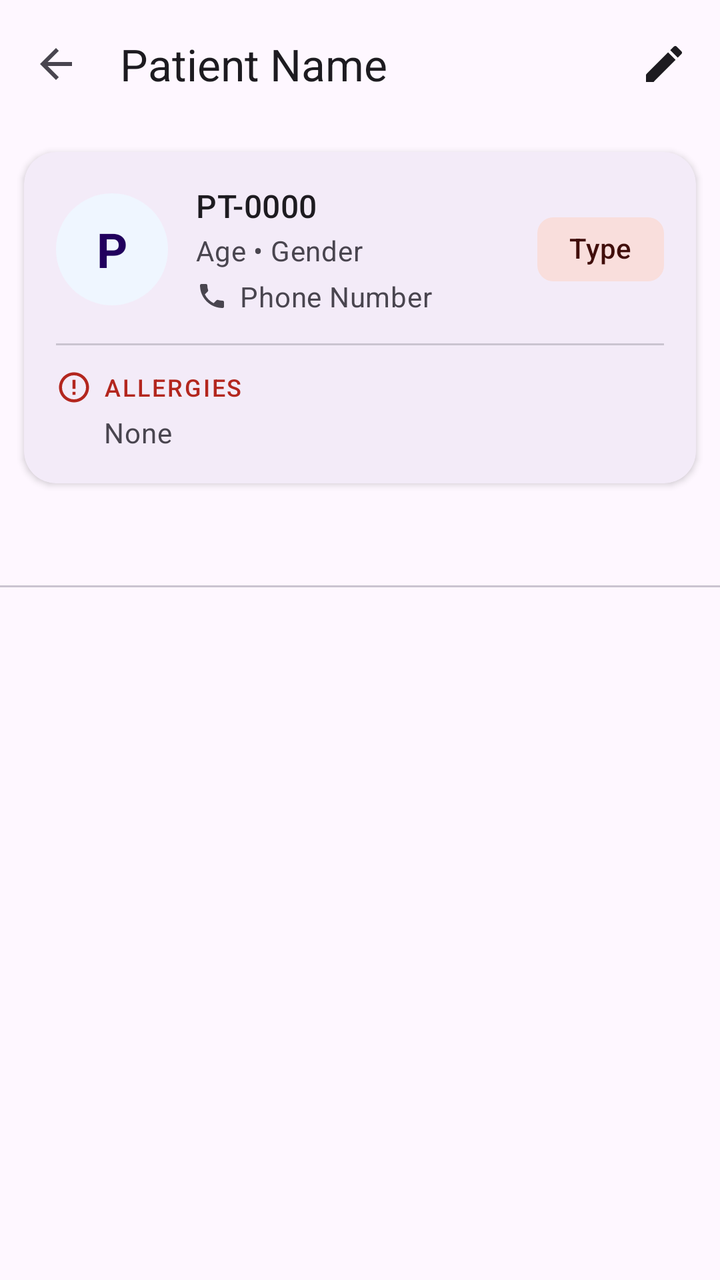
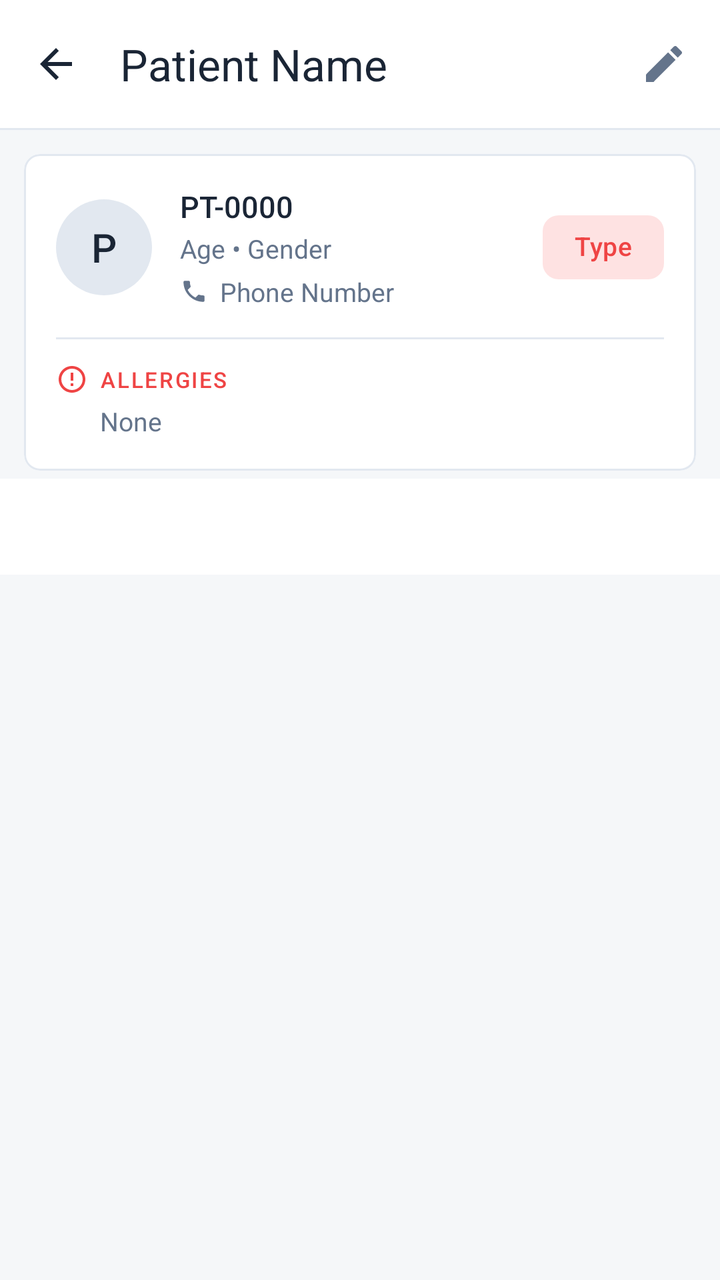

Two renders of the same Android screen: before a commit and after it. Below are the layout's source before the change and the commit's diff.
<!-- AndroidManifest.xml: activity theme Theme.Healthcare_app -->
<!-- res/layout/activity_patient_detail.xml -->
<?xml version="1.0" encoding="utf-8"?>
<LinearLayout xmlns:android="http://schemas.android.com/apk/res/android"
    xmlns:app="http://schemas.android.com/apk/res-auto"
    android:layout_width="match_parent"
    android:layout_height="match_parent"
    android:fitsSystemWindows="true"
    android:orientation="vertical">

    
    <com.google.android.material.appbar.MaterialToolbar
        android:id="@+id/toolbar"
        android:layout_width="match_parent"
        android:layout_height="?attr/actionBarSize"
        app:navigationIcon="@drawable/ic_arrow_back"
        app:title="Patient Name">

        <ImageView
            android:id="@+id/btnToolbarEdit"
            android:layout_width="wrap_content"
            android:layout_height="wrap_content"
            android:layout_gravity="end"
            android:padding="16dp"
            android:background="?attr/selectableItemBackgroundBorderless"
            android:src="@drawable/ic_edit_24"
            app:tint="?attr/colorOnSurface" />

    </com.google.android.material.appbar.MaterialToolbar>

    
    <com.google.android.material.card.MaterialCardView
        android:layout_width="match_parent"
        android:layout_height="wrap_content"
        android:layout_marginStart="12dp"
        android:layout_marginEnd="12dp"
        android:layout_marginTop="12dp"
        android:layout_marginBottom="4dp"
        app:cardElevation="2dp"
        app:cardCornerRadius="16dp"
        app:strokeWidth="0dp">

        <LinearLayout
            android:layout_width="match_parent"
            android:layout_height="wrap_content"
            android:orientation="vertical"
            android:padding="16dp">

            
            <LinearLayout
                android:layout_width="match_parent"
                android:layout_height="wrap_content"
                android:orientation="horizontal"
                android:gravity="center_vertical">

                
                <TextView
                    android:id="@+id/avatar"
                    android:layout_width="56dp"
                    android:layout_height="56dp"
                    android:background="@drawable/circle_avatar_bg"
                    android:gravity="center"
                    android:text="P"
                    android:textColor="?attr/colorOnPrimaryContainer"
                    android:textSize="24sp"
                    android:textStyle="bold" />

                
                <LinearLayout
                    android:layout_width="0dp"
                    android:layout_height="wrap_content"
                    android:layout_weight="1"
                    android:orientation="vertical"
                    android:layout_marginStart="14dp">

                    <TextView
                        android:id="@+id/patientId"
                        android:layout_width="wrap_content"
                        android:layout_height="wrap_content"
                        android:text="PT-0000"
                        android:textAppearance="?attr/textAppearanceTitleMedium"
                        android:textColor="?attr/colorOnSurface" />

                    <TextView
                        android:id="@+id/patientDemographics"
                        android:layout_width="wrap_content"
                        android:layout_height="wrap_content"
                        android:text="Age • Gender"
                        android:textAppearance="?attr/textAppearanceBodyMedium"
                        android:textColor="?attr/colorOnSurfaceVariant"
                        android:layout_marginTop="2dp" />

                    <LinearLayout
                        android:layout_width="wrap_content"
                        android:layout_height="wrap_content"
                        android:orientation="horizontal"
                        android:gravity="center_vertical"
                        android:layout_marginTop="4dp">

                        <ImageView
                            android:id="@+id/phoneIcon"
                            android:layout_width="16dp"
                            android:layout_height="16dp"
                            android:src="@drawable/ic_phone"
                            app:tint="?attr/colorOnSurfaceVariant" />

                        <TextView
                            android:id="@+id/patientPhone"
                            android:layout_width="wrap_content"
                            android:layout_height="wrap_content"
                            android:layout_marginStart="6dp"
                            android:text="Phone Number"
                            android:textAppearance="?attr/textAppearanceBodyMedium"
                            android:textColor="?attr/colorOnSurfaceVariant" />

                    </LinearLayout>

                </LinearLayout>

                
                <com.google.android.material.chip.Chip
                    android:id="@+id/bloodType"
                    android:layout_width="wrap_content"
                    android:layout_height="wrap_content"
                    android:text="Type"
                    android:textAppearance="?attr/textAppearanceLabelLarge"
                    app:chipBackgroundColor="?attr/colorErrorContainer"
                    android:textColor="?attr/colorOnErrorContainer"
                    app:chipStrokeWidth="0dp"
                    app:ensureMinTouchTargetSize="false" />

            </LinearLayout>

            
            <com.google.android.material.divider.MaterialDivider
                android:layout_width="match_parent"
                android:layout_height="wrap_content"
                android:layout_marginTop="14dp"
                android:layout_marginBottom="12dp"
                app:dividerColor="?attr/colorOutlineVariant" />

            
            <LinearLayout
                android:layout_width="match_parent"
                android:layout_height="wrap_content"
                android:orientation="vertical">

                <LinearLayout
                    android:layout_width="match_parent"
                    android:layout_height="wrap_content"
                    android:orientation="horizontal"
                    android:gravity="center_vertical"
                    android:layout_marginBottom="4dp">

                    <ImageView
                        android:id="@+id/alertIcon"
                        android:layout_width="18dp"
                        android:layout_height="18dp"
                        android:src="@drawable/ic_alert"
                        app:tint="?attr/colorError" />

                    <TextView
                        android:layout_width="wrap_content"
                        android:layout_height="wrap_content"
                        android:layout_marginStart="6dp"
                        android:text="ALLERGIES"
                        android:textAppearance="?attr/textAppearanceLabelMedium"
                        android:textColor="?attr/colorError"
                        android:letterSpacing="0.08" />

                </LinearLayout>

                <TextView
                    android:id="@+id/patientAllergies"
                    android:layout_width="match_parent"
                    android:layout_height="wrap_content"
                    android:layout_marginStart="24dp"
                    android:text="None"
                    android:textAppearance="?attr/textAppearanceBodyMedium"
                    android:textColor="?attr/colorOnSurfaceVariant" />

            </LinearLayout>

        </LinearLayout>

    </com.google.android.material.card.MaterialCardView>

    
    <com.google.android.material.tabs.TabLayout
        android:id="@+id/tabLayout"
        android:layout_width="match_parent"
        android:layout_height="wrap_content"
        app:tabMode="fixed" />

    <androidx.viewpager2.widget.ViewPager2
        android:id="@+id/viewPager"
        android:layout_width="match_parent"
        android:layout_height="match_parent" />

</LinearLayout>
<!-- resources referenced by this layout -->
<resources>
  <!-- drawable circle_avatar_bg (drawable) -->
  <shape xmlns:android="http://schemas.android.com/apk/res/android" android:shape="oval">
      <solid android:color="@color/patient_chip_bg"/>
  </shape>
  <!-- drawable ic_alert (drawable) -->
  <vector xmlns:android="http://schemas.android.com/apk/res/android"
      android:width="20dp" android:height="20dp"
      android:viewportWidth="24" android:viewportHeight="24">
      <path android:fillColor="@color/patient_allergy_text"
          android:pathData="M11,15h2v2h-2zM11,7h2v6h-2zM12,2C6.48,2 2,6.48 2,12s4.48,10 10,10 10,-4.48 10,-10S17.52,2 12,2zM12,20c-4.41,0 -8,-3.59 -8,-8s3.59,-8 8,-8 8,3.59 8,8 -3.59,8 -8,8z"/>
  </vector>
  <!-- drawable ic_arrow_back (drawable) -->
  <vector xmlns:android="http://schemas.android.com/apk/res/android"
      android:width="24dp"
      android:height="24dp"
      android:viewportWidth="24"
      android:viewportHeight="24"
      android:tint="?attr/colorControlNormal">
      <path
          android:fillColor="@android:color/white"
          android:pathData="M20,11H7.83l5.59,-5.59L12,4l-8,8l8,8l1.41,-1.41L7.83,13H20v-2z"/>
  </vector>
  <!-- drawable ic_edit_24 (drawable) -->
  <vector xmlns:android="http://schemas.android.com/apk/res/android"
      android:width="24dp"
      android:height="24dp"
      android:viewportWidth="24"
      android:viewportHeight="24"
      android:tint="?attr/colorControlNormal">
      <path
          android:fillColor="@android:color/white"
          android:pathData="M3,17.25V21h3.75L17.81,9.94l-3.75,-3.75L3,17.25zM20.71,7.04c0.39,-0.39 0.39,-1.02 0,-1.41l-2.34,-2.34c-0.39,-0.39 -1.02,-0.39 -1.41,0l-1.83,1.83 3.75,3.75 1.83,-1.83z"/>
  </vector>
  <!-- drawable ic_phone (drawable) -->
  <vector xmlns:android="http://schemas.android.com/apk/res/android"
      android:width="20dp" android:height="20dp"
      android:viewportWidth="24" android:viewportHeight="24">
      <path android:fillColor="@color/patient_text_secondary"
          android:pathData="M6.62,10.79c1.44,2.83 3.76,5.14 6.59,6.59l2.2,-2.2c0.27,-0.27 0.67,-0.36 1.02,-0.24 1.12,0.37 2.33,0.57 3.57,0.57 0.55,0 1,0.45 1,1V20c0,0.55 -0.45,1 -1,1 -9.39,0 -17,-7.61 -17,-17 0,-0.55 0.45,-1 1,-1h3.5c0.55,0 1,0.45 1,1 0,1.25 0.2,2.45 0.57,3.57 0.11,0.35 0.03,0.74 -0.25,1.02l-2.2,2.2z"/>
  </vector>
  <style name="Theme.Healthcare_app" parent="Base.Theme.Healthcare_app" />
  <color name="patient_chip_bg">#EFF6FF</color>
  <color name="patient_allergy_text">#D32F2F</color>
  <color name="patient_text_secondary">#64748B</color>
  <style name="Base.Theme.Healthcare_app" parent="Theme.Material3.DayNight.NoActionBar">
      </style>
</resources>

<!-- the commit's change to res/layout/activity_patient_detail.xml (unified diff, before → after) -->
@@ -4,15 +4,19 @@
     android:layout_width="match_parent"
     android:layout_height="match_parent"
     android:fitsSystemWindows="true"
-    android:orientation="vertical">
+    android:orientation="vertical"
+    android:background="#F5F7F9">
 
     
     <com.google.android.material.appbar.MaterialToolbar
         android:id="@+id/toolbar"
         android:layout_width="match_parent"
         android:layout_height="?attr/actionBarSize"
+        android:background="#FFFFFF"
         app:navigationIcon="@drawable/ic_arrow_back"
-        app:title="Patient Name">
+        app:navigationIconTint="#1A2535"
+        app:title="Patient Name"
+        app:titleTextColor="#1A2535">
 
         <ImageView
             android:id="@+id/btnToolbarEdit"
@@ -22,9 +26,14 @@
             android:padding="16dp"
             android:background="?attr/selectableItemBackgroundBorderless"
             android:src="@drawable/ic_edit_24"
-            app:tint="?attr/colorOnSurface" />
+            app:tint="#64748B" />
 
     </com.google.android.material.appbar.MaterialToolbar>
+
+    <View
+        android:layout_width="match_parent"
+        android:layout_height="1dp"
+        android:background="#E2E8F0" />
 
     
     <com.google.android.material.card.MaterialCardView
@@ -34,9 +43,11 @@
         android:layout_marginEnd="12dp"
         android:layout_marginTop="12dp"
         android:layout_marginBottom="4dp"
-        app:cardElevation="2dp"
-        app:cardCornerRadius="16dp"
-        app:strokeWidth="0dp">
+        app:cardElevation="0dp"
+        app:cardCornerRadius="8dp"
+        app:cardBackgroundColor="#FFFFFF"
+        app:strokeColor="#E2E8F0"
+        app:strokeWidth="1dp">
 
         <LinearLayout
             android:layout_width="match_parent"
@@ -54,14 +65,15 @@
                 
                 <TextView
                     android:id="@+id/avatar"
-                    android:layout_width="56dp"
-                    android:layout_height="56dp"
+                    android:layout_width="48dp"
+                    android:layout_height="48dp"
                     android:background="@drawable/circle_avatar_bg"
+                    android:backgroundTint="#E2E8F0"
                     android:gravity="center"
                     android:text="P"
-                    android:textColor="?attr/colorOnPrimaryContainer"
-                    android:textSize="24sp"
-                    android:textStyle="bold" />
+                    android:textColor="#1A2535"
+                    android:textSize="20sp"
+                    android:fontFamily="sans-serif-medium" />
 
                 
                 <LinearLayout
@@ -76,16 +88,18 @@
                         android:layout_width="wrap_content"
                         android:layout_height="wrap_content"
                         android:text="PT-0000"
-                        android:textAppearance="?attr/textAppearanceTitleMedium"
-                        android:textColor="?attr/colorOnSurface" />
+                        android:textSize="15sp"
+                        android:fontFamily="sans-serif-medium"
+                        android:textColor="#1A2535" />
 
                     <TextView
                         android:id="@+id/patientDemographics"
                         android:layout_width="wrap_content"
                         android:layout_height="wrap_content"
                         android:text="Age • Gender"
-                        android:textAppearance="?attr/textAppearanceBodyMedium"
-                        android:textColor="?attr/colorOnSurfaceVariant"
+                        android:textSize="13sp"
+                        android:fontFamily="sans-serif"
+                        android:textColor="#64748B"
                         android:layout_marginTop="2dp" />
 
                     <LinearLayout
@@ -97,10 +111,10 @@
 
                         <ImageView
                             android:id="@+id/phoneIcon"
-                            android:layout_width="16dp"
-                            android:layout_height="16dp"
+                            android:layout_width="14dp"
+                            android:layout_height="14dp"
                             android:src="@drawable/ic_phone"
-                            app:tint="?attr/colorOnSurfaceVariant" />
+                            app:tint="#64748B" />
 
                         <TextView
                             android:id="@+id/patientPhone"
@@ -108,8 +122,9 @@
                             android:layout_height="wrap_content"
                             android:layout_marginStart="6dp"
                             android:text="Phone Number"
-                            android:textAppearance="?attr/textAppearanceBodyMedium"
-                            android:textColor="?attr/colorOnSurfaceVariant" />
+                            android:textSize="13sp"
+                            android:fontFamily="sans-serif"
+                            android:textColor="#64748B" />
 
                     </LinearLayout>
 
@@ -121,21 +136,22 @@
                     android:layout_width="wrap_content"
                     android:layout_height="wrap_content"
                     android:text="Type"
-                    android:textAppearance="?attr/textAppearanceLabelLarge"
-                    app:chipBackgroundColor="?attr/colorErrorContainer"
-                    android:textColor="?attr/colorOnErrorContainer"
+                    android:textSize="13sp"
+                    android:fontFamily="sans-serif-medium"
+                    app:chipBackgroundColor="#FEE2E2"
+                    android:textColor="#EF4444"
                     app:chipStrokeWidth="0dp"
                     app:ensureMinTouchTargetSize="false" />
 
             </LinearLayout>
 
             
-            <com.google.android.material.divider.MaterialDivider
+            <View
                 android:layout_width="match_parent"
-                android:layout_height="wrap_content"
+                android:layout_height="1dp"
                 android:layout_marginTop="14dp"
                 android:layout_marginBottom="12dp"
-                app:dividerColor="?attr/colorOutlineVariant" />
+                android:background="#E2E8F0" />
 
             
             <LinearLayout
@@ -152,18 +168,19 @@
 
                     <ImageView
                         android:id="@+id/alertIcon"
-                        android:layout_width="18dp"
-                        android:layout_height="18dp"
+                        android:layout_width="16dp"
+                        android:layout_height="16dp"
                         android:src="@drawable/ic_alert"
-                        app:tint="?attr/colorError" />
+                        app:tint="#EF4444" />
 
                     <TextView
                         android:layout_width="wrap_content"
                         android:layout_height="wrap_content"
                         android:layout_marginStart="6dp"
                         android:text="ALLERGIES"
-                        android:textAppearance="?attr/textAppearanceLabelMedium"
-                        android:textColor="?attr/colorError"
+                        android:textSize="11sp"
+                        android:fontFamily="sans-serif-medium"
+                        android:textColor="#EF4444"
                         android:letterSpacing="0.08" />
 
                 </LinearLayout>
@@ -172,10 +189,11 @@
                     android:id="@+id/patientAllergies"
                     android:layout_width="match_parent"
                     android:layout_height="wrap_content"
-                    android:layout_marginStart="24dp"
+                    android:layout_marginStart="22dp"
                     android:text="None"
-                    android:textAppearance="?attr/textAppearanceBodyMedium"
-                    android:textColor="?attr/colorOnSurfaceVariant" />
+                    android:textSize="13sp"
+                    android:fontFamily="sans-serif"
+                    android:textColor="#64748B" />
 
             </LinearLayout>
 
@@ -188,6 +206,10 @@
         android:id="@+id/tabLayout"
         android:layout_width="match_parent"
         android:layout_height="wrap_content"
+        android:background="#FFFFFF"
+        app:tabIndicatorColor="#185FA5"
+        app:tabSelectedTextColor="#185FA5"
+        app:tabTextColor="#64748B"
         app:tabMode="fixed" />
 
     <androidx.viewpager2.widget.ViewPager2
<!-- resource entries referenced after the edit -->
@@ -44,7 +44,32 @@
   <color name="patient_chip_bg">#EFF6FF</color>
   <color name="patient_allergy_text">#D32F2F</color>
   <color name="patient_text_secondary">#64748B</color>
-  <style name="Base.Theme.Healthcare_app" parent="Theme.Material3.DayNight.NoActionBar">
+  <style name="Base.Theme.Healthcare_app" parent="Theme.Material3.Light.NoActionBar">
+          <item name="bottomSheetDialogTheme">@style/Theme.Healthcare_app.BottomSheetDialog</item>
+      </style>
+  <style name="Theme.Healthcare_app.BottomSheetDialog" parent="ThemeOverlay.Material3.BottomSheetDialog">
+          <item name="android:windowIsFloating">false</item>
+          <item name="android:backgroundDimEnabled">true</item>
+          
+          <item name="colorSurface">#FFFFFF</item>
+          <item name="colorOnSurface">#1A2535</item>
+          <item name="colorOnSurfaceVariant">#64748B</item>
+          <item name="android:colorBackground">#FFFFFF</item>
+          <item name="colorPrimary">#185FA5</item>
+          <item name="colorOnPrimary">#FFFFFF</item>
+          
+          <item name="android:textColorPrimary">#1A2535</item>
+          <item name="android:textColorSecondary">#64748B</item>
+          <item name="android:textColorHint">#64748B</item>
+          
+          <item name="colorControlNormal">#E2E8F0</item>
+          <item name="colorControlActivated">#185FA5</item>
+          
+          <item name="bottomSheetStyle">@style/LightBottomSheetStyle</item>
+      </style>
+  <style name="LightBottomSheetStyle" parent="Widget.Material3.BottomSheet.Modal">
+          <item name="backgroundTint">#FFFFFF</item>
+          <item name="android:elevation">0dp</item>
       </style>
 </resources>
 
